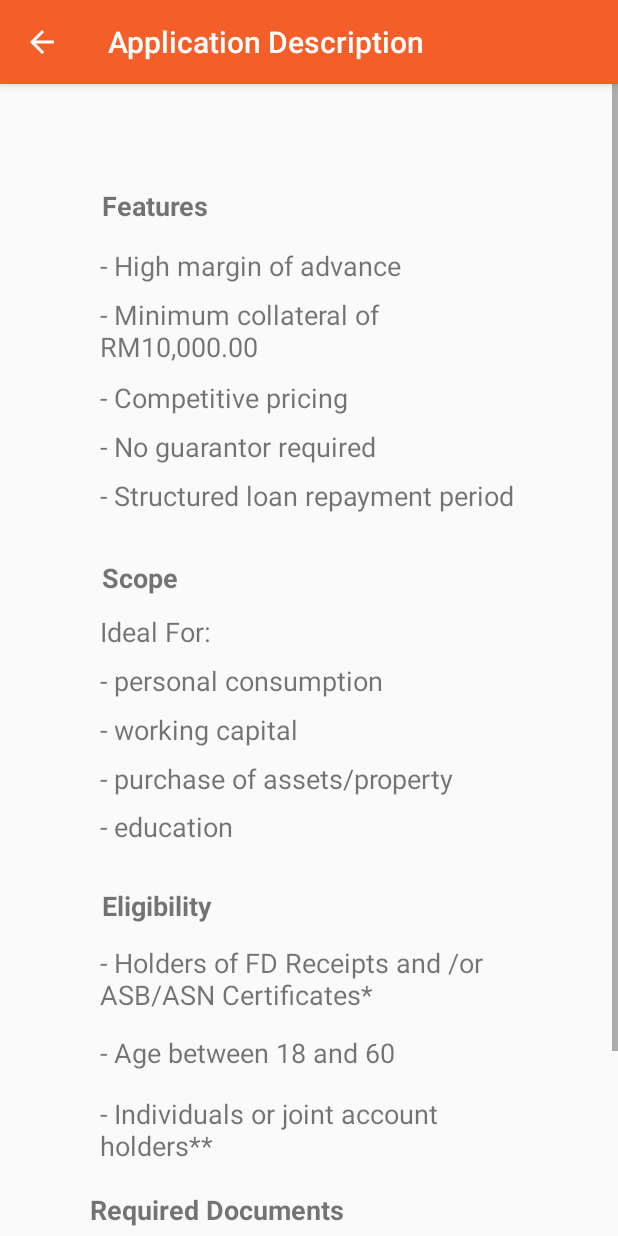
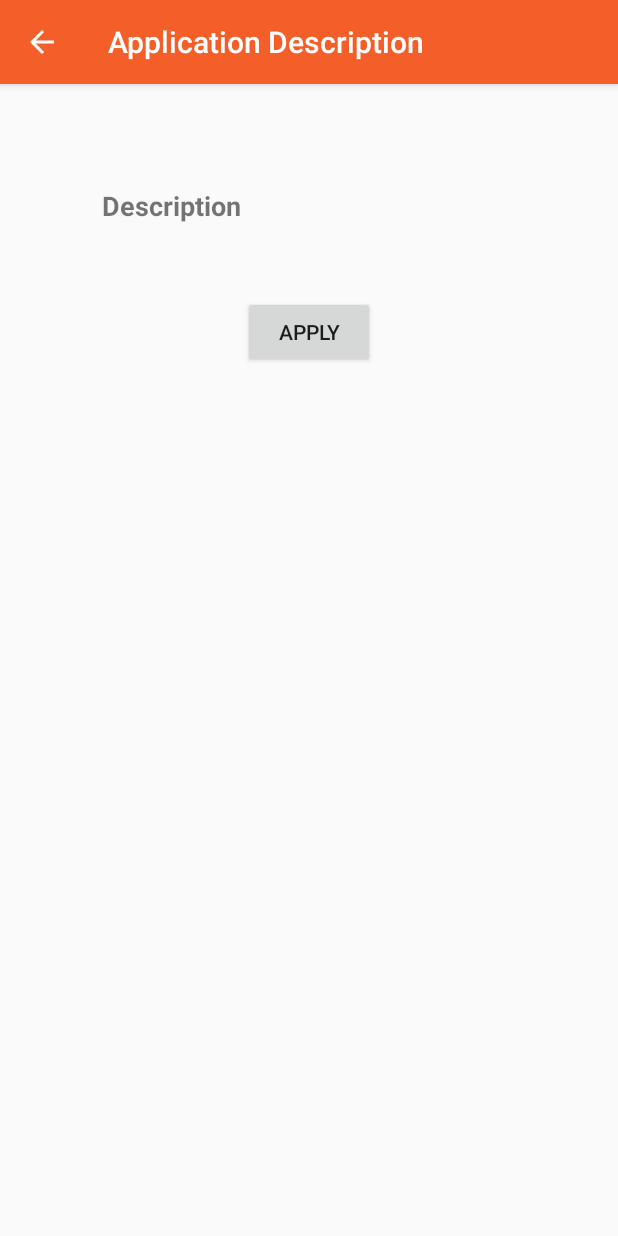
Before and after one commit to UmarAdkham/SignUp, an Android app: the ApplicationDescription screen opened directly, with no data from a screen before it, on a phone screen of 412 x 824 dp. Run offline under Robolectric (Android 15) with nearby library versions, the phone set to English and light mode, and no system bars.

Commit message:
Return to application description page was crashing. Fixed Remove hardcoded description

```diff
--- a/app/src/main/java/com/example/umaradkhamov/signup/ApplicationDescription.java
+++ b/app/src/main/java/com/example/umaradkhamov/signup/ApplicationDescription.java
@@ -3,6 +3,7 @@ package com.example.umaradkhamov.signup;
 import android.content.Intent;
 import android.support.v7.app.AppCompatActivity;
 import android.os.Bundle;
+import android.text.Html;
 import android.view.View;
 import android.widget.Button;
 import android.widget.TextView;
@@ -19,8 +20,12 @@ public class ApplicationDescription extends AppCompatActivity {
         super.onCreate(savedInstanceState);
         setContentView(R.layout.application_description);
 
+        serviceName = SelectApplication.intent_serviceName;
+        description = SelectApplication.intent_description;
+
+
         header = (TextView) findViewById(R.id.header);
-        body = (TextView) findViewById(R.id.body);
+        body = (TextView) findViewById(R.id.description);
         applyBtn = (Button) findViewById(R.id.applyBtn);
 
         //linking button to the next page
@@ -36,13 +41,14 @@ public class ApplicationDescription extends AppCompatActivity {
         });
 
         //Getting intents
-        serviceName = getIntent().getStringExtra("intent_serviceName");
+        /*serviceName = getIntent().getStringExtra("intent_serviceName");
         serviceID = getIntent().getStringExtra("intent_serviceID");
         description = getIntent().getStringExtra("intent_description");
+        description = description.replaceAll("\r","<br />");*/
 
         //Setting intent strings into text views
         header.setText(serviceName);
-        //body.setText(description);
+        body.setText(description);
 
     }
 
--- a/app/src/main/java/com/example/umaradkhamov/signup/IPContainer.java
+++ b/app/src/main/java/com/example/umaradkhamov/signup/IPContainer.java
@@ -20,7 +20,7 @@ import java.net.URL;
 import javax.net.ssl.HttpsURLConnection;
 
 public class IPContainer extends AppCompatActivity {
-    static String IP = "10.100.196.27";
+    static String IP = "192.168.0.173";
 
     @Override
     protected void onCreate(Bundle savedInstanceState) {
--- a/app/src/main/java/com/example/umaradkhamov/signup/SelectApplication.java
+++ b/app/src/main/java/com/example/umaradkhamov/signup/SelectApplication.java
@@ -263,6 +263,7 @@ public class SelectApplication extends AppCompatActivity {
                     HashMap<String,String> map =(HashMap<String,String>)lv.getItemAtPosition(position);
                     intent_serviceID = map.get("serviceID");
                     intent_serviceName = map.get("serviceName");
+                    map.get("description").replaceAll("\\n","\n");
                     intent_description = map.get("description");
                     //Toast.makeText(getApplicationContext(), selectedBank, Toast.LENGTH_SHORT).show();
                     Intent intent = new Intent(SelectApplication.this, ApplicationDescription.class);
--- a/app/src/main/res/layout/application_description.xml
+++ b/app/src/main/res/layout/application_description.xml
@@ -34,7 +34,7 @@
             android:layout_marginLeft="8dp"
             android:layout_marginRight="8dp"
             android:layout_marginTop="12dp"
-            android:text="Features"
+            android:text="Description"
             android:textAppearance="@android:style/TextAppearance.Material.Small"
             android:textSize="18sp"
             android:textStyle="bold"
@@ -42,6 +42,37 @@
             app:layout_constraintRight_toRightOf="parent"
             app:layout_constraintTop_toBottomOf="@+id/header" />
 
+        <TextView
+            android:id="@+id/description"
+            android:layout_width="279dp"
+            android:layout_height="wrap_content"
+            android:layout_marginLeft="8dp"
+            android:layout_marginRight="8dp"
+            android:maxLines="10"
+            android:layout_marginTop="15dp"
+            android:text="- High margin of advance "
+            android:textSize="18sp"
+            app:layout_constraintHorizontal_bias="0.505"
+            app:layout_constraintLeft_toLeftOf="parent"
+            app:layout_constraintRight_toRightOf="parent"
+            app:layout_constraintTop_toBottomOf="@+id/body" />
+
+        <Button
+            android:id="@+id/applyBtn"
+            android:layout_width="wrap_content"
+            android:layout_height="wrap_content"
+            android:layout_marginBottom="8dp"
+            android:layout_marginLeft="8dp"
+            android:layout_marginRight="8dp"
+            android:text="Apply"
+            app:layout_constraintBottom_toBottomOf="parent"
+            app:layout_constraintLeft_toLeftOf="parent"
+            app:layout_constraintRight_toRightOf="parent"
+            android:layout_marginTop="8dp"
+            app:layout_constraintTop_toBottomOf="@+id/description"
+            app:layout_constraintVertical_bias="1.0" />
+
+        <!--
         <TextView
             android:id="@+id/textView25"
             android:layout_width="276dp"
@@ -71,21 +102,6 @@
             app:layout_constraintRight_toRightOf="parent"
             android:layout_marginTop="28dp"
             app:layout_constraintTop_toBottomOf="@+id/textView33" />
-
-        <Button
-            android:id="@+id/applyBtn"
-            android:layout_width="wrap_content"
-            android:layout_height="wrap_content"
-            android:layout_marginBottom="8dp"
-            android:layout_marginLeft="8dp"
-            android:layout_marginRight="8dp"
-            android:text="Apply"
-            app:layout_constraintBottom_toBottomOf="parent"
-            app:layout_constraintLeft_toLeftOf="parent"
-            app:layout_constraintRight_toRightOf="parent"
-            android:layout_marginTop="8dp"
-            app:layout_constraintTop_toBottomOf="@+id/textView43"
-            app:layout_constraintVertical_bias="1.0" />
 
         <TextView
             android:id="@+id/textView18"
@@ -253,21 +269,9 @@
             app:layout_constraintHorizontal_bias="0.505"
             app:layout_constraintLeft_toLeftOf="parent"
             app:layout_constraintRight_toRightOf="parent"
-            app:layout_constraintTop_toBottomOf="@+id/textView20" />
+            app:layout_constraintTop_toBottomOf="@+id/description" />
 
-        <TextView
-            android:id="@+id/textView20"
-            android:layout_width="279dp"
-            android:layout_height="wrap_content"
-            android:layout_marginLeft="8dp"
-            android:layout_marginRight="8dp"
-            android:layout_marginTop="15dp"
-            android:text="- High margin of advance "
-            android:textSize="18sp"
-            app:layout_constraintHorizontal_bias="0.505"
-            app:layout_constraintLeft_toLeftOf="parent"
-            app:layout_constraintRight_toRightOf="parent"
-            app:layout_constraintTop_toBottomOf="@+id/body" />
+
 
         <TextView
             android:id="@+id/textView42"
@@ -311,5 +315,6 @@
             app:layout_constraintLeft_toLeftOf="parent"
             app:layout_constraintRight_toRightOf="parent"
             app:layout_constraintTop_toBottomOf="@+id/textView42" />
+        -->
     </android.support.constraint.ConstraintLayout>
 </ScrollView>
```
